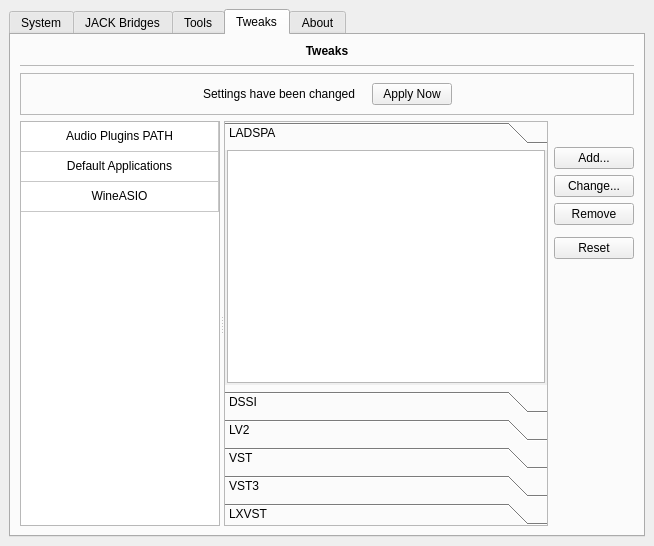
This is resources/ui/caleson.ui in LADI/Cadence as Qt 5 draws it before an edit. The edited form follows.
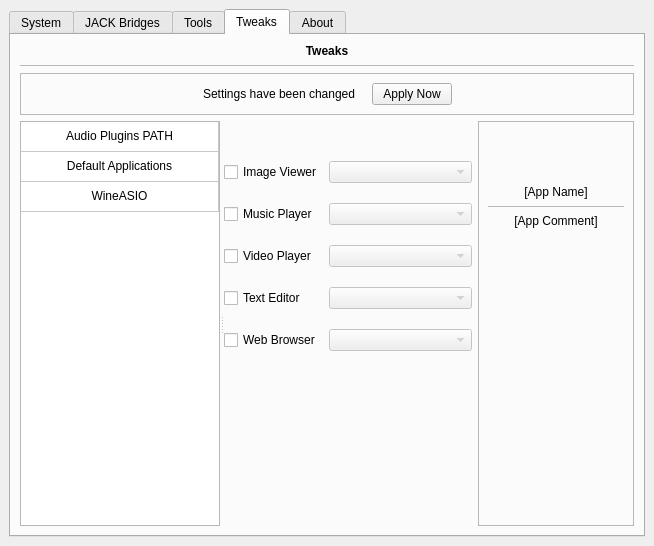
This is the edited form. The open tabs and pages were chosen to show the change. Icons and pictures are not drawn. Custom widgets are drawn as their Qt base class.

Commit message: remove plugin paths  manager

```diff
--- a/resources/ui/caleson.ui
+++ b/resources/ui/caleson.ui
@@ -1816,294 +1816,6 @@
            <property name="currentIndex">
             <number>0</number>
            </property>
-           <widget class="QWidget" name="page_plugins">
-            <layout class="QGridLayout" name="gridLayout_6">
-             <property name="leftMargin">
-              <number>0</number>
-             </property>
-             <property name="topMargin">
-              <number>0</number>
-             </property>
-             <property name="rightMargin">
-              <number>0</number>
-             </property>
-             <property name="bottomMargin">
-              <number>0</number>
-             </property>
-             <item row="3" column="1">
-              <widget class="QPushButton" name="b_tweak_plugins_remove">
-               <property name="text">
-                <string>Remove</string>
-               </property>
-              </widget>
-             </item>
-             <item row="4" column="1">
-              <spacer name="verticalSpacer_5">
-               <property name="orientation">
-                <enum>Qt::Vertical</enum>
-               </property>
-               <property name="sizeType">
-                <enum>QSizePolicy::Fixed</enum>
-               </property>
-               <property name="sizeHint" stdset="0">
-                <size>
-                 <width>20</width>
-                 <height>0</height>
-                </size>
-               </property>
-              </spacer>
-             </item>
-             <item row="7" column="1">
-              <spacer name="verticalSpacer_6">
-               <property name="orientation">
-                <enum>Qt::Vertical</enum>
-               </property>
-               <property name="sizeHint" stdset="0">
-                <size>
-                 <width>20</width>
-                 <height>220</height>
-                </size>
-               </property>
-              </spacer>
-             </item>
-             <item row="1" column="1">
-              <widget class="QPushButton" name="b_tweak_plugins_add">
-               <property name="text">
-                <string>Add...</string>
-               </property>
-              </widget>
-             </item>
-             <item row="0" column="0" rowspan="8">
-              <widget class="QToolBox" name="tb_tweak_plugins">
-               <property name="frameShape">
-                <enum>QFrame::StyledPanel</enum>
-               </property>
-               <property name="frameShadow">
-                <enum>QFrame::Sunken</enum>
-               </property>
-               <property name="lineWidth">
-                <number>0</number>
-               </property>
-               <property name="midLineWidth">
-                <number>1</number>
-               </property>
-               <property name="currentIndex">
-                <number>5</number>
-               </property>
-               <widget class="QWidget" name="page_ladspa">
-                <property name="geometry">
-                 <rect>
-                  <x>0</x>
-                  <y>0</y>
-                  <width>91</width>
-                  <height>89</height>
-                 </rect>
-                </property>
-                <attribute name="label">
-                 <string>LADSPA</string>
-                </attribute>
-                <layout class="QVBoxLayout" name="verticalLayout">
-                 <property name="leftMargin">
-                  <number>2</number>
-                 </property>
-                 <property name="topMargin">
-                  <number>0</number>
-                 </property>
-                 <property name="rightMargin">
-                  <number>2</number>
-                 </property>
-                 <property name="bottomMargin">
-                  <number>2</number>
-                 </property>
-                 <item>
-                  <widget class="DropSenderListWidget" name="list_LADSPA">
-                   <property name="dragDropMode">
-                    <enum>QAbstractItemView::InternalMove</enum>
-                   </property>
-                  </widget>
-                 </item>
-                </layout>
-               </widget>
-               <widget class="QWidget" name="page_dssi">
-                <property name="geometry">
-                 <rect>
-                  <x>0</x>
-                  <y>0</y>
-                  <width>91</width>
-                  <height>89</height>
-                 </rect>
-                </property>
-                <attribute name="label">
-                 <string>DSSI</string>
-                </attribute>
-                <layout class="QVBoxLayout" name="verticalLayout_11">
-                 <property name="leftMargin">
-                  <number>2</number>
-                 </property>
-                 <property name="topMargin">
-                  <number>0</number>
-                 </property>
-                 <property name="rightMargin">
-                  <number>2</number>
-                 </property>
-                 <property name="bottomMargin">
-                  <number>2</number>
-                 </property>
-                 <item>
-                  <widget class="DropSenderListWidget" name="list_DSSI">
-                   <property name="dragDropMode">
-                    <enum>QAbstractItemView::InternalMove</enum>
-                   </property>
-                  </widget>
-                 </item>
-                </layout>
-               </widget>
-               <widget class="QWidget" name="page_lv2">
-                <property name="geometry">
-                 <rect>
-                  <x>0</x>
-                  <y>0</y>
-                  <width>91</width>
-                  <height>89</height>
-                 </rect>
-                </property>
-                <attribute name="label">
-                 <string>LV2</string>
-                </attribute>
-                <layout class="QVBoxLayout" name="verticalLayout_13">
-                 <property name="leftMargin">
-                  <number>2</number>
-                 </property>
-                 <property name="topMargin">
-                  <number>0</number>
-                 </property>
-                 <property name="rightMargin">
-                  <number>2</number>
-                 </property>
-                 <property name="bottomMargin">
-                  <number>2</number>
-                 </property>
-                 <item>
-                  <widget class="DropSenderListWidget" name="list_LV2">
-                   <property name="dragDropMode">
-                    <enum>QAbstractItemView::InternalMove</enum>
-                   </property>
-                  </widget>
-                 </item>
-                </layout>
-               </widget>
-               <widget class="QWidget" name="page_vst">
-                <property name="geometry">
-                 <rect>
-                  <x>0</x>
-                  <y>0</y>
-                  <width>91</width>
-                  <height>89</height>
-                 </rect>
-                </property>
-                <attribute name="label">
-                 <string>VST</string>
-                </attribute>
-                <layout class="QVBoxLayout" name="verticalLayout_14">
-                 <property name="leftMargin">
-                  <number>2</number>
-                 </property>
-                 <property name="topMargin">
-                  <number>0</number>
-                 </property>
-                 <property name="rightMargin">
-                  <number>2</number>
-                 </property>
-                 <property name="bottomMargin">
-                  <number>2</number>
-                 </property>
-                 <item>
-                  <widget class="DropSenderListWidget" name="list_VST">
-                   <property name="dragDropMode">
-                    <enum>QAbstractItemView::InternalMove</enum>
-                   </property>
-                  </widget>
-                 </item>
-                </layout>
-               </widget>
-               <widget class="QWidget" name="page_vst3">
-                <property name="geometry">
-                 <rect>
-                  <x>0</x>
-                  <y>0</y>
-                  <width>99</width>
-                  <height>99</height>
-                 </rect>
-                </property>
-                <attribute name="label">
-                 <string>VST3</string>
-                </attribute>
-                <layout class="QVBoxLayout" name="verticalLayout_24">
-                 <item>
-                  <widget class="DropSenderListWidget" name="list_VST3">
-                   <property name="dragDropMode">
-                    <enum>QAbstractItemView::InternalMove</enum>
-                   </property>
-                  </widget>
-                 </item>
-                </layout>
-               </widget>
-               <widget class="QWidget" name="page_lxvst">
-                <property name="geometry">
-                 <rect>
-                  <x>0</x>
-                  <y>0</y>
-                  <width>327</width>
-                  <height>201</height>
-                 </rect>
-                </property>
-                <attribute name="label">
-                 <string>LXVST</string>
-                </attribute>
-                <layout class="QVBoxLayout" name="verticalLayout_25">
-                 <item>
-                  <widget class="DropSenderListWidget" name="list_LXVST">
-                   <property name="dragDropMode">
-                    <enum>QAbstractItemView::InternalMove</enum>
-                   </property>
-                  </widget>
-                 </item>
-                </layout>
-               </widget>
-              </widget>
-             </item>
-             <item row="0" column="1">
-              <spacer name="verticalSpacer_7">
-               <property name="orientation">
-                <enum>Qt::Vertical</enum>
-               </property>
-               <property name="sizeType">
-                <enum>QSizePolicy::Fixed</enum>
-               </property>
-               <property name="sizeHint" stdset="0">
-                <size>
-                 <width>20</width>
-                 <height>20</height>
-                </size>
-               </property>
-              </spacer>
-             </item>
-             <item row="6" column="1">
-              <widget class="QPushButton" name="b_tweak_plugins_reset">
-               <property name="text">
-                <string>Reset</string>
-               </property>
-              </widget>
-             </item>
-             <item row="2" column="1">
-              <widget class="QPushButton" name="b_tweak_plugins_change">
-               <property name="text">
-                <string>Change...</string>
-               </property>
-              </widget>
-             </item>
-            </layout>
-           </widget>
            <widget class="QWidget" name="page_apps">
             <layout class="QGridLayout" name="gridLayout_7">
              <property name="leftMargin">
```
The commit also changes 1 other file.
